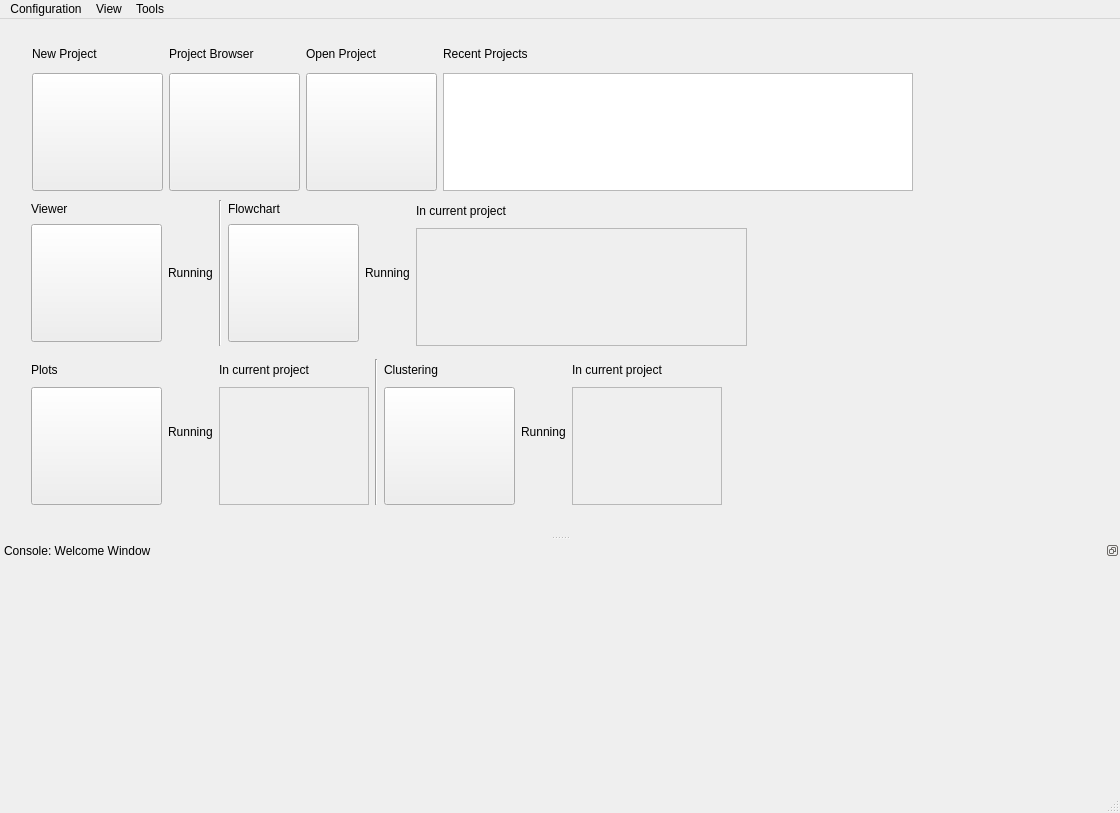
Qt form common/welcome_window_pytemplate.ui (kushalkolar/MESmerize) before a commit.
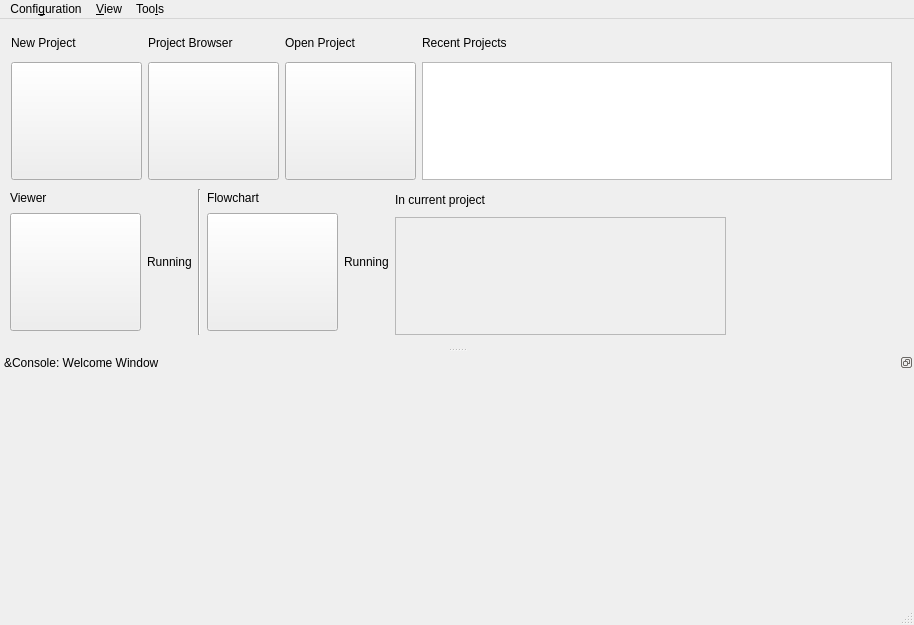
The same form after that commit.

Commit message: Peak editor now displays UUID of the curve. Welcome Window cleaned up. Update PeakEditor.py, PeakEditor_pytemplate.py, and 4 more files...

```diff
--- a/common/welcome_window_pytemplate.ui
+++ b/common/welcome_window_pytemplate.ui
@@ -6,10 +6,16 @@
    <rect>
     <x>0</x>
     <y>0</y>
-    <width>1120</width>
-    <height>813</height>
+    <width>914</width>
+    <height>625</height>
    </rect>
   </property>
+  <property name="sizePolicy">
+   <sizepolicy hsizetype="Preferred" vsizetype="Preferred">
+    <horstretch>0</horstretch>
+    <verstretch>0</verstretch>
+   </sizepolicy>
+  </property>
   <property name="windowTitle">
    <string>MainWindow</string>
   </property>
@@ -17,8 +23,8 @@
    <widget class="QWidget" name="layoutWidget">
     <property name="geometry">
      <rect>
-      <x>32</x>
-      <y>21</y>
+      <x>11</x>
+      <y>10</y>
       <width>897</width>
       <height>151</height>
      </rect>
@@ -195,8 +201,8 @@
    <widget class="QWidget" name="layoutWidget">
     <property name="geometry">
      <rect>
-      <x>31</x>
-      <y>181</y>
+      <x>10</x>
+      <y>170</y>
       <width>760</width>
       <height>146</height>
      </rect>
@@ -390,236 +396,26 @@
      </item>
     </layout>
    </widget>
-   <widget class="QWidget" name="layoutWidget">
-    <property name="geometry">
-     <rect>
-      <x>31</x>
-      <y>340</y>
-      <width>751</width>
-      <height>146</height>
-     </rect>
-    </property>
-    <layout class="QHBoxLayout" name="horizontalLayout_3">
-     <item>
-      <layout class="QVBoxLayout" name="verticalLayout_8">
-       <item>
-        <widget class="QLabel" name="label_6">
-         <property name="text">
-          <string>Plots</string>
-         </property>
-        </widget>
-       </item>
-       <item>
-        <widget class="QPushButton" name="btnPlot">
-         <property name="sizePolicy">
-          <sizepolicy hsizetype="Fixed" vsizetype="Fixed">
-           <horstretch>0</horstretch>
-           <verstretch>0</verstretch>
-          </sizepolicy>
-         </property>
-         <property name="minimumSize">
-          <size>
-           <width>131</width>
-           <height>118</height>
-          </size>
-         </property>
-         <property name="maximumSize">
-          <size>
-           <width>131</width>
-           <height>118</height>
-          </size>
-         </property>
-         <property name="autoFillBackground">
-          <bool>true</bool>
-         </property>
-         <property name="text">
-          <string/>
-         </property>
-         <property name="flat">
-          <bool>false</bool>
-         </property>
-        </widget>
-       </item>
-      </layout>
-     </item>
-     <item>
-      <layout class="QVBoxLayout" name="verticalLayoutPlotsRunning">
-       <item>
-        <widget class="QLabel" name="label_11">
-         <property name="text">
-          <string>Running</string>
-         </property>
-        </widget>
-       </item>
-      </layout>
-     </item>
-     <item>
-      <layout class="QVBoxLayout" name="verticalLayout_12">
-       <item>
-        <widget class="QLabel" name="label_12">
-         <property name="text">
-          <string>In current project</string>
-         </property>
-        </widget>
-       </item>
-       <item>
-        <widget class="QListWidget" name="listWidgetPlots_4">
-         <property name="enabled">
-          <bool>false</bool>
-         </property>
-         <property name="sizePolicy">
-          <sizepolicy hsizetype="Fixed" vsizetype="Fixed">
-           <horstretch>0</horstretch>
-           <verstretch>0</verstretch>
-          </sizepolicy>
-         </property>
-         <property name="minimumSize">
-          <size>
-           <width>150</width>
-           <height>118</height>
-          </size>
-         </property>
-         <property name="maximumSize">
-          <size>
-           <width>150</width>
-           <height>118</height>
-          </size>
-         </property>
-        </widget>
-       </item>
-      </layout>
-     </item>
-     <item>
-      <widget class="Line" name="line_2">
-       <property name="orientation">
-        <enum>Qt::Vertical</enum>
-       </property>
-      </widget>
-     </item>
-     <item>
-      <layout class="QVBoxLayout" name="verticalLayout_10">
-       <item>
-        <widget class="QLabel" name="label_8">
-         <property name="text">
-          <string>Clustering</string>
-         </property>
-        </widget>
-       </item>
-       <item>
-        <widget class="QPushButton" name="btnClustering">
-         <property name="sizePolicy">
-          <sizepolicy hsizetype="Fixed" vsizetype="Fixed">
-           <horstretch>0</horstretch>
-           <verstretch>0</verstretch>
-          </sizepolicy>
-         </property>
-         <property name="minimumSize">
-          <size>
-           <width>131</width>
-           <height>118</height>
-          </size>
-         </property>
-         <property name="maximumSize">
-          <size>
-           <width>131</width>
-           <height>118</height>
-          </size>
-         </property>
-         <property name="autoFillBackground">
-          <bool>true</bool>
-         </property>
-         <property name="text">
-          <string/>
-         </property>
-         <property name="flat">
-          <bool>false</bool>
-         </property>
-        </widget>
-       </item>
-      </layout>
-     </item>
-     <item>
-      <layout class="QVBoxLayout" name="verticalLayoutClusteringRunning">
-       <item>
-        <widget class="QLabel" name="label_7">
-         <property name="text">
-          <string>Running</string>
-         </property>
-        </widget>
-       </item>
-      </layout>
-     </item>
-     <item>
-      <layout class="QVBoxLayout" name="verticalLayout_3">
-       <item>
-        <widget class="QLabel" name="label_14">
-         <property name="text">
-          <string>In current project</string>
-         </property>
-        </widget>
-       </item>
-       <item>
-        <widget class="QListWidget" name="listWidgetPlots_6">
-         <property name="enabled">
-          <bool>false</bool>
-         </property>
-         <property name="sizePolicy">
-          <sizepolicy hsizetype="Fixed" vsizetype="Fixed">
-           <horstretch>0</horstretch>
-           <verstretch>0</verstretch>
-          </sizepolicy>
-         </property>
-         <property name="minimumSize">
-          <size>
-           <width>150</width>
-           <height>118</height>
-          </size>
-         </property>
-         <property name="maximumSize">
-          <size>
-           <width>150</width>
-           <height>118</height>
-          </size>
-         </property>
-        </widget>
-       </item>
-      </layout>
-     </item>
-     <item>
-      <spacer name="horizontalSpacer_3">
-       <property name="orientation">
-        <enum>Qt::Horizontal</enum>
-       </property>
-       <property name="sizeHint" stdset="0">
-        <size>
-         <width>40</width>
-         <height>20</height>
-        </size>
-       </property>
-      </spacer>
-     </item>
-    </layout>
-   </widget>
   </widget>
   <widget class="QMenuBar" name="menubar">
    <property name="geometry">
     <rect>
      <x>0</x>
      <y>0</y>
-     <width>1120</width>
-     <height>23</height>
+     <width>914</width>
+     <height>30</height>
     </rect>
    </property>
    <widget class="QMenu" name="menuConfiguration">
     <property name="title">
-     <string>Configuration</string>
+     <string>Confi&amp;guration</string>
     </property>
     <addaction name="actionProject_Configuration"/>
     <addaction name="actionSystem_Configuration"/>
    </widget>
    <widget class="QMenu" name="menuView">
     <property name="title">
-     <string>View</string>
+     <string>&amp;View</string>
     </property>
     <addaction name="actionShow_all_windows"/>
     <addaction name="separator"/>
@@ -627,7 +423,7 @@
    </widget>
    <widget class="QMenu" name="menuTools">
     <property name="title">
-     <string>Tools</string>
+     <string>Too&amp;ls</string>
     </property>
     <addaction name="actionViewer_linker"/>
    </widget>
@@ -639,7 +435,7 @@
   <widget class="QDockWidget" name="dockConsole">
    <property name="minimumSize">
     <size>
-     <width>59</width>
+     <width>68</width>
      <height>250</height>
     </size>
    </property>
@@ -647,7 +443,7 @@
     <set>QDockWidget::DockWidgetFloatable|QDockWidget::DockWidgetMovable</set>
    </property>
    <property name="windowTitle">
-    <string>Console: Welcome Window</string>
+    <string>&amp;Console: Welcome Window</string>
    </property>
    <attribute name="dockWidgetArea">
     <number>8</number>
```
Left out of the diff: 10 changed lines with no effect on the pictures. The commit also changes 5 other files.
